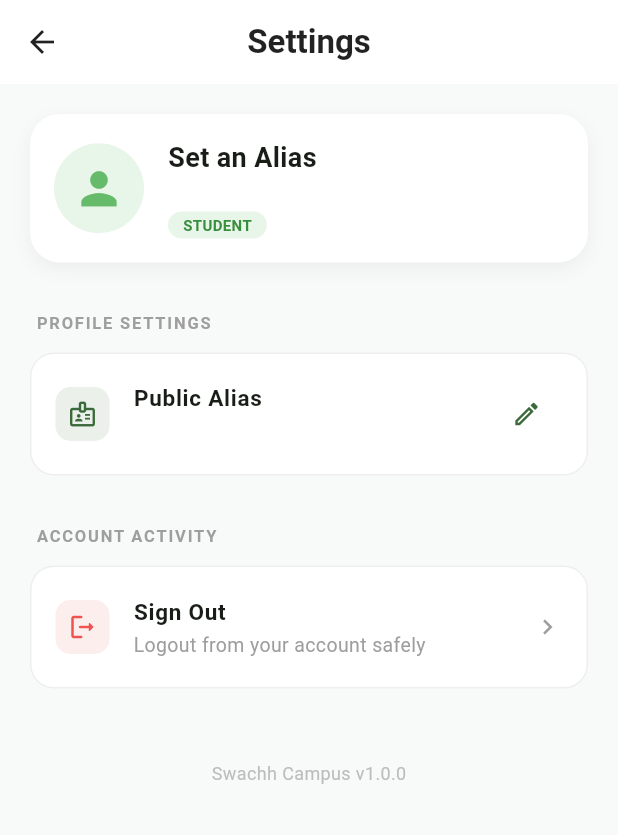
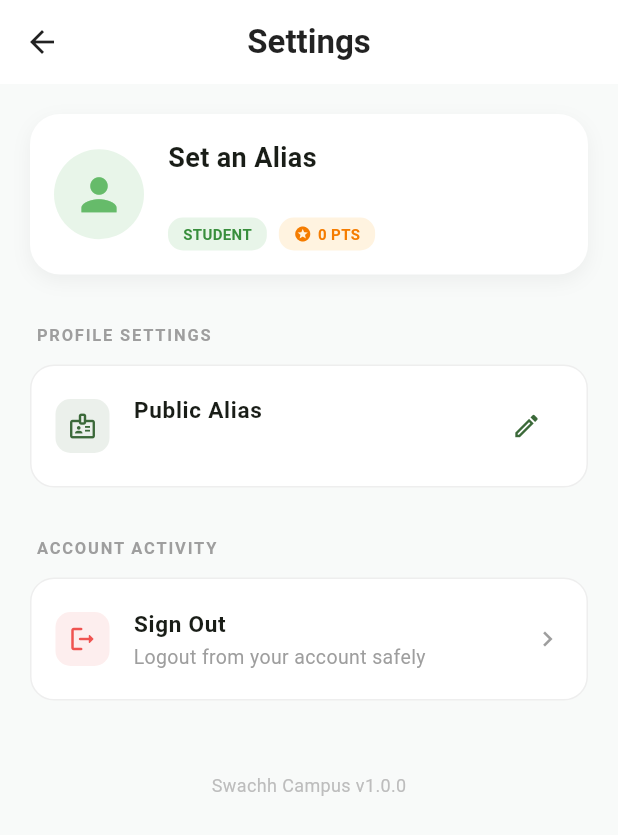
Before and after one commit to divyviradiya2/eco-sentinel, a Flutter app: the SettingsScreen screen opened directly, on a phone screen of 412 x 824 dp. Shown: the top 835 px of the screen. Run offline on Flutter 3.47's test engine with Material 3 defaults, Android fonts, the phone set to English and light mode, and no system bars; our stand-ins replace cloud_firestore, firebase_auth, firebase_core, flutter_image_compress, geolocator, image_picker; missing offline and left inert: mobile_scanner; accounts and stored records are empty; generated files the repository leaves out were written again.

Commit message:
feat: Add Points Gaining System For Reporter For Their Every Issue Close

```diff
--- a/eco-sentinel-app/lib/screens/shared/settings_screen.dart
+++ b/eco-sentinel-app/lib/screens/shared/settings_screen.dart
@@ -198,11 +198,13 @@ class _SettingsScreenState extends State<SettingsScreen> {
                           fontSize: 13,
                         ),
                       ),
-                      const SizedBox(height: 4),
+                      const SizedBox(height: 8),
+                      Row(
+                        children: [
                           Container(
                             padding: const EdgeInsets.symmetric(
                               horizontal: 10,
-                          vertical: 2,
+                              vertical: 4,
                             ),
                             decoration: BoxDecoration(
                               color: Colors.green.shade50,
@@ -216,6 +218,37 @@ class _SettingsScreenState extends State<SettingsScreen> {
                                 fontWeight: FontWeight.bold,
                               ),
                             ),
+                          ),
+                          const SizedBox(width: 8),
+                          Container(
+                            padding: const EdgeInsets.symmetric(
+                              horizontal: 10,
+                              vertical: 4,
+                            ),
+                            decoration: BoxDecoration(
+                              color: Colors.orange.shade50,
+                              borderRadius: BorderRadius.circular(10),
+                            ),
+                            child: Row(
+                              children: [
+                                Icon(
+                                  Icons.stars,
+                                  size: 12,
+                                  color: Colors.orange.shade700,
+                                ),
+                                const SizedBox(width: 4),
+                                Text(
+                                  '${user.points} PTS',
+                                  style: TextStyle(
+                                    color: Colors.orange.shade700,
+                                    fontSize: 10,
+                                    fontWeight: FontWeight.bold,
+                                  ),
+                                ),
+                              ],
+                            ),
+                          ),
+                        ],
                       ),
                     ],
                   ),
--- a/eco-sentinel-app/pubspec.yaml
+++ b/eco-sentinel-app/pubspec.yaml
@@ -49,6 +49,7 @@ dependencies:
   url_launcher: ^6.3.1
   geolocator: ^14.0.2
   timeago: ^3.7.1
+  shared_preferences: ^2.5.2
 
 dev_dependencies:
   flutter_test:
```
Also changed, not shown: eco-sentinel-app/lib/services/issue_service.dart (+18 -4 lines), eco-sentinel-app/pubspec.lock, 1 other file. Lines whose indentation alone changed are shown as unchanged.
